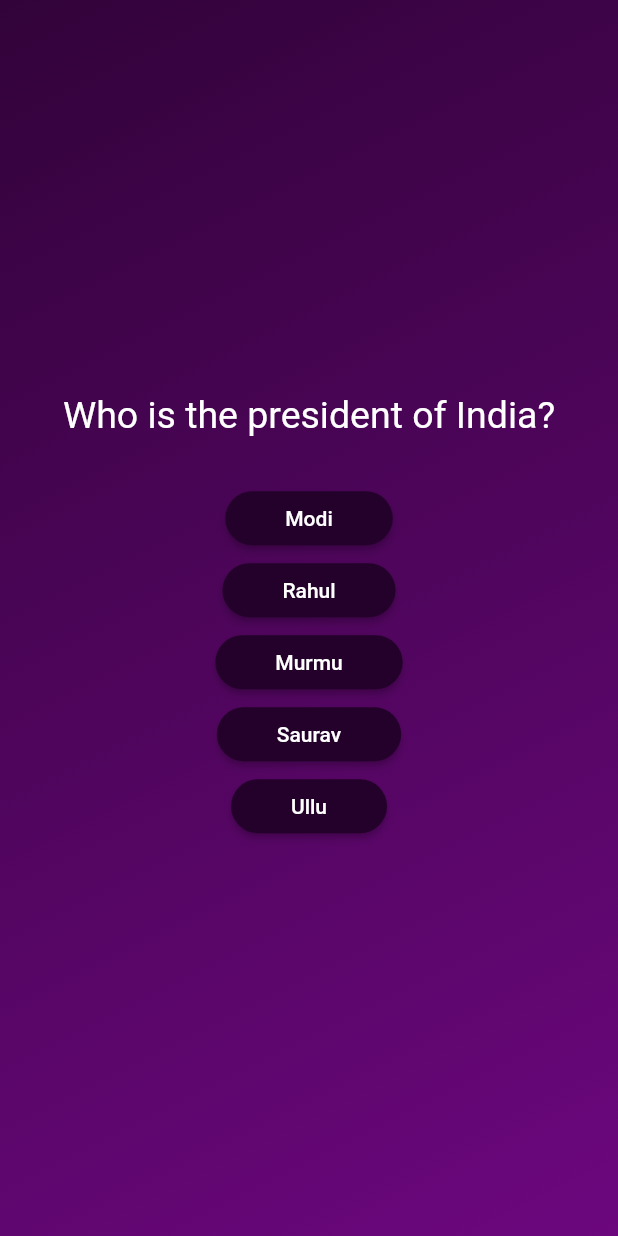
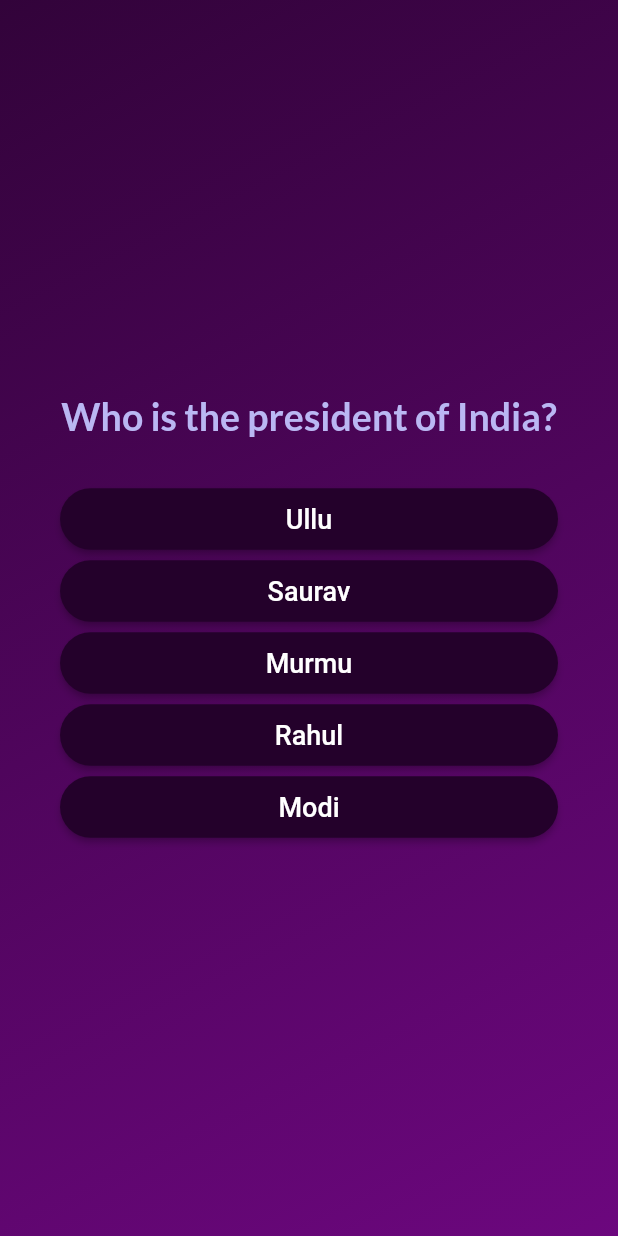
Before and after one commit to Saurav-Ganguly/quiz-app, a Flutter app: the screen it shows after launch, after a tap on "Start Quiz", on a phone screen of 412 x 824 dp. Run offline on Flutter 3.47's test engine with Material 2 defaults, Android fonts, the phone set to English and light mode, and no system bars; our stand-ins replace google_fonts.

Commit message:
styling ans and ques

```diff
--- a/lib/ans_btn.dart
+++ b/lib/ans_btn.dart
@@ -18,7 +18,11 @@ class AnsBtn extends StatelessWidget {
         ),
       ),
       onPressed: selectAns,
-      child: Text(ansText),
+      child: Text(
+        ansText,
+        style: const TextStyle(fontSize: 18),
+        textAlign: TextAlign.center,
+      ),
     );
   }
 }
--- a/lib/models/quiz_question.dart
+++ b/lib/models/quiz_question.dart
@@ -9,4 +9,11 @@ class QuizQuestion {
   final String text;
   final List<String> answers;
   final int correctAns;
+
+  List<String> getShuffledAnswers() {
+    // List.of() -> copies the list so that we can call shuffle on the list
+    final shuffledList = List.of(answers);
+    shuffledList.shuffle();
+    return shuffledList;
+  }
 }
--- a/lib/questions_screen.dart
+++ b/lib/questions_screen.dart
@@ -1,6 +1,7 @@
 import 'package:flutter/material.dart';
 import 'package:quiz_app/ans_btn.dart';
 import 'package:quiz_app/data/questions.dart';
+import 'package:google_fonts/google_fonts.dart';
 
 class QuestionsScreen extends StatefulWidget {
   const QuestionsScreen({Key? key}) : super(key: key);
@@ -10,28 +11,42 @@ class QuestionsScreen extends StatefulWidget {
 }
 
 class _QuestionsScreenState extends State<QuestionsScreen> {
+  var currentQuesIndex = 0;
+
+  void answerQuestion() {
+    setState(() {
+      currentQuesIndex++;
+    });
+  }
+
   @override
   Widget build(BuildContext context) {
-    final currentQues = questions[0];
-    return Column(
+    final currentQues = questions[currentQuesIndex];
+    return Container(
+      margin: const EdgeInsets.all(40),
+      child: Column(
         mainAxisAlignment: MainAxisAlignment.center,
+        crossAxisAlignment: CrossAxisAlignment.stretch,
         children: [
           Text(
+            textAlign: TextAlign.center,
             currentQues.text,
-          style: const TextStyle(
+            style: GoogleFonts.lato(
+              color: const Color.fromARGB(255, 186, 183, 243),
+              fontWeight: FontWeight.bold,
               fontSize: 25,
-            color: Colors.white,
             ),
           ),
           const SizedBox(height: 30),
           // map over the ans -> then spread the data in the chidren
-        ...currentQues.answers.map((answer) {
+          ...currentQues.getShuffledAnswers().map((answer) {
             return AnsBtn(
               ansText: answer,
-            selectAns: () {},
+              selectAns: answerQuestion,
             );
           }),
         ],
+      ),
     );
   }
 }
--- a/lib/start_screen.dart
+++ b/lib/start_screen.dart
@@ -1,4 +1,5 @@
 import 'package:flutter/material.dart';
+import 'package:google_fonts/google_fonts.dart';
 
 class StartScreen extends StatelessWidget {
   const StartScreen({super.key, required this.startQuiz});
@@ -19,9 +20,9 @@ class StartScreen extends StatelessWidget {
           const SizedBox(
             height: 50,
           ),
-          const Text(
+          Text(
             "Learn Flutter the fun way!",
-            style: TextStyle(
+            style: GoogleFonts.lato(
               color: Colors.white,
               fontSize: 25,
             ),
--- a/pubspec.yaml
+++ b/pubspec.yaml
@@ -30,7 +30,7 @@ environment:
 dependencies:
   flutter:
     sdk: flutter
-
+  google_fonts: ^4.0.5
 
   # The following adds the Cupertino Icons font to your application.
   # Use with the CupertinoIcons class for iOS style icons.
```
Also changed, not shown: pubspec.lock. Lines whose indentation alone changed are shown as unchanged.
